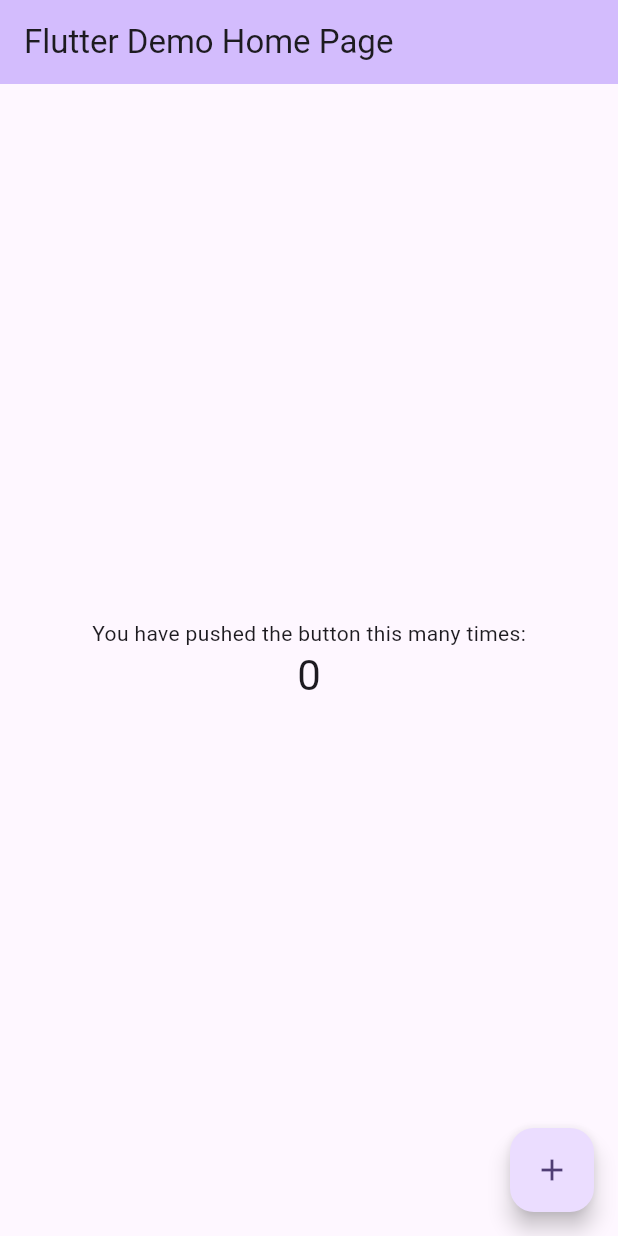
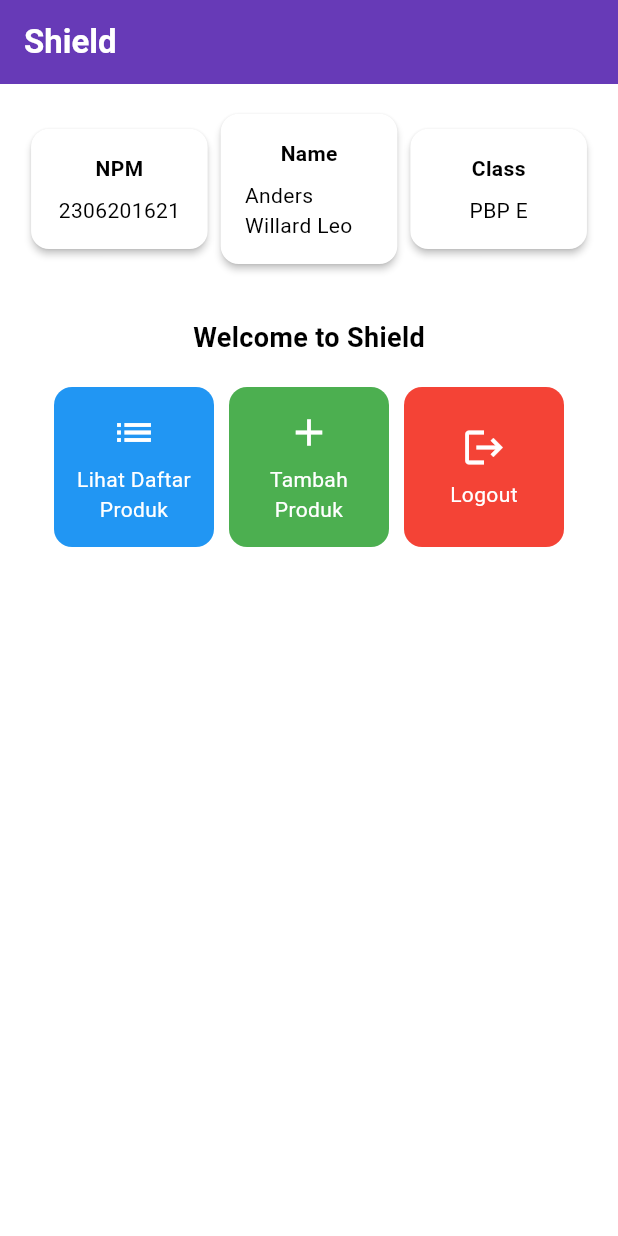
Before and after one commit to Anders35/shield-mobile, a Flutter app: the screen it shows after launch, on a phone screen of 412 x 824 dp. Run offline on Flutter 3.47's test engine with Material 3 defaults, Android fonts, the phone set to English and light mode, and no system bars.

Commit message:
implementasi main dan menu

```diff
--- a/lib/main.dart
+++ b/lib/main.dart
@@ -1,4 +1,5 @@
 import 'package:flutter/material.dart';
+import 'package:shield_mobile/menu.dart';
 
 void main() {
   runApp(const MyApp());
@@ -28,98 +29,12 @@
         //
         // This works for code too, not just values: Most code changes can be
         // tested with just a hot reload.
-        colorScheme: ColorScheme.fromSeed(seedColor: Colors.deepPurple),
+        colorScheme: ColorScheme.fromSwatch(
+              primarySwatch: Colors.deepPurple,
+        ).copyWith(secondary: Colors.deepPurple[400]),
         useMaterial3: true,
       ),
-      home: const MyHomePage(title: 'Flutter Demo Home Page'),
+      home: MyHomePage(),
     );
   }
 }
-
-class MyHomePage extends StatefulWidget {
-  const MyHomePage({super.key, required this.title});
-
-  // This widget is the home page of your application. It is stateful, meaning
-  // that it has a State object (defined below) that contains fields that affect
-  // how it looks.
-
-  // This class is the configuration for the state. It holds the values (in this
-  // case the title) provided by the parent (in this case the App widget) and
-  // used by the build method of the State. Fields in a Widget subclass are
-  // always marked "final".
-
-  final String title;
-
-  @override
-  State<MyHomePage> createState() => _MyHomePageState();
-}
-
-class _MyHomePageState extends State<MyHomePage> {
-  int _counter = 0;
-
-  void _incrementCounter() {
-    setState(() {
-      // This call to setState tells the Flutter framework that something has
-      // changed in this State, which causes it to rerun the build method below
-      // so that the display can reflect the updated values. If we changed
-      // _counter without calling setState(), then the build method would not be
-      // called again, and so nothing would appear to happen.
-      _counter++;
-    });
-  }
-
-  @override
-  Widget build(BuildContext context) {
-    // This method is rerun every time setState is called, for instance as done
-    // by the _incrementCounter method above.
-    //
-    // The Flutter framework has been optimized to make rerunning build methods
-    // fast, so that you can just rebuild anything that needs updating rather
-    // than having to individually change instances of widgets.
-    return Scaffold(
-      appBar: AppBar(
-        // TRY THIS: Try changing the color here to a specific color (to
-        // Colors.amber, perhaps?) and trigger a hot reload to see the AppBar
-        // change color while the other colors stay the same.
-        backgroundColor: Theme.of(context).colorScheme.inversePrimary,
-        // Here we take the value from the MyHomePage object that was created by
-        // the App.build method, and use it to set our appbar title.
-        title: Text(widget.title),
-      ),
-      body: Center(
-        // Center is a layout widget. It takes a single child and positions it
-        // in the middle of the parent.
-        child: Column(
-          // Column is also a layout widget. It takes a list of children and
-          // arranges them vertically. By default, it sizes itself to fit its
-          // children horizontally, and tries to be as tall as its parent.
-          //
-          // Column has various properties to control how it sizes itself and
-          // how it positions its children. Here we use mainAxisAlignment to
-          // center the children vertically; the main axis here is the vertical
-          // axis because Columns are vertical (the cross axis would be
-          // horizontal).
-          //
-          // TRY THIS: Invoke "debug painting" (choose the "Toggle Debug Paint"
-          // action in the IDE, or press "p" in the console), to see the
-          // wireframe for each widget.
-          mainAxisAlignment: MainAxisAlignment.center,
-          children: <Widget>[
-            const Text(
-              'You have pushed the button this many times:',
-            ),
-            Text(
-              '$_counter',
-              style: Theme.of(context).textTheme.headlineMedium,
-            ),
-          ],
-        ),
-      ),
-      floatingActionButton: FloatingActionButton(
-        onPressed: _incrementCounter,
-        tooltip: 'Increment',
-        child: const Icon(Icons.add),
-      ), // This trailing comma makes auto-formatting nicer for build methods.
-    );
-  }
-}
--- /dev/null
+++ b/lib/menu.dart
@@ -0,0 +1,187 @@
+import 'package:flutter/material.dart';
+
+class MyHomePage extends StatelessWidget {
+  final String npm = '2306201621'; // NPM
+  final String name = 'Anders Willard Leo'; // Nama
+  final String className = 'PBP E'; // Kelas
+  MyHomePage({super.key});
+
+  final List<ItemHomepage> items = [
+    ItemHomepage("Lihat Daftar Produk", Icons.list, Colors.blue),
+    ItemHomepage("Tambah Produk", Icons.add, Colors.green),
+    ItemHomepage("Logout", Icons.logout, Colors.red),
+  ];
+
+  @override
+  Widget build(BuildContext context) {
+    // Scaffold menyediakan struktur dasar halaman dengan AppBar dan body.
+    return Scaffold(
+      // AppBar adalah bagian atas halaman yang menampilkan judul.
+      appBar: AppBar(
+        // Judul aplikasi "Mental Health Tracker" dengan teks putih dan tebal.
+        title: const Text(
+          'Shield',
+          style: TextStyle(
+            color: Colors.white,
+            fontWeight: FontWeight.bold,
+          ),
+        ),
+        // Warna latar belakang AppBar diambil dari skema warna tema aplikasi.
+        backgroundColor: Theme.of(context).colorScheme.primary,
+      ),
+      // Body halaman dengan padding di sekelilingnya.
+      body: Padding(
+        padding: const EdgeInsets.all(16.0),
+        // Menyusun widget secara vertikal dalam sebuah kolom.
+        child: Column(
+          crossAxisAlignment: CrossAxisAlignment.center,
+          children: [
+            // Row untuk menampilkan 3 InfoCard secara horizontal.
+            Row(
+              mainAxisAlignment: MainAxisAlignment.spaceEvenly,
+              children: [
+                InfoCard(title: 'NPM', content: npm),
+                InfoCard(title: 'Name', content: name),
+                InfoCard(title: 'Class', content: className),
+              ],
+            ),
+
+            // Memberikan jarak vertikal 16 unit.
+            const SizedBox(height: 16.0),
+
+            // Menempatkan widget berikutnya di tengah halaman.
+            Center(
+              child: Column(
+                // Menyusun teks dan grid item secara vertikal.
+
+                children: [
+                  // Menampilkan teks sambutan dengan gaya tebal dan ukuran 18.
+                  const Padding(
+                    padding: EdgeInsets.only(top: 16.0),
+                    child: Text(
+                      'Welcome to Shield',
+                      style: TextStyle(
+                        fontWeight: FontWeight.bold,
+                        fontSize: 18.0,
+                      ),
+                    ),
+                  ),
+
+                  // Grid untuk menampilkan ItemCard dalam bentuk grid 3 kolom.
+                  GridView.count(
+                    primary: true,
+                    padding: const EdgeInsets.all(20),
+                    crossAxisSpacing: 10,
+                    mainAxisSpacing: 10,
+                    crossAxisCount: 3,
+                    // Agar grid menyesuaikan tinggi kontennya.
+                    shrinkWrap: true,
+
+                    // Menampilkan ItemCard untuk setiap item dalam list items.
+                    children: items.map((ItemHomepage item) {
+                      return ItemCard(item);
+                    }).toList(),
+                  ),
+                ],
+              ),
+            ),
+          ],
+        ),
+      ),
+    );
+  }
+}
+
+class InfoCard extends StatelessWidget {
+  // Kartu informasi yang menampilkan title dan content.
+
+  final String title;  // Judul kartu.
+  final String content;  // Isi kartu.
+
+  const InfoCard({super.key, required this.title, required this.content});
+
+  @override
+  Widget build(BuildContext context) {
+    return Card(
+      // Membuat kotak kartu dengan bayangan dibawahnya.
+      elevation: 2.0,
+      child: Container(
+        // Mengatur ukuran dan jarak di dalam kartu.
+        width: MediaQuery.of(context).size.width / 3.5, // menyesuaikan dengan lebar device yang digunakan.
+        padding: const EdgeInsets.all(16.0),
+        // Menyusun title dan content secara vertikal.
+        child: Column(
+          children: [
+            Text(
+              title,
+              style: const TextStyle(fontWeight: FontWeight.bold),
+            ),
+            const SizedBox(height: 8.0),
+            Text(content),
+          ],
+        ),
+      ),
+    );
+  }
+}
+
+class ItemCard extends StatelessWidget {
+  // Menampilkan kartu dengan ikon dan nama.
+
+  final ItemHomepage item;
+
+  const ItemCard(this.item, {super.key});
+
+  @override
+  Widget build(BuildContext context) {
+    return Material(
+      // Menentukan warna latar belakang dari tema aplikasi.
+      color: item.color,
+      // Membuat sudut kartu melengkung.
+      borderRadius: BorderRadius.circular(12),
+
+      child: InkWell(
+        // Aksi ketika kartu ditekan.
+        onTap: () {
+          // Menampilkan pesan SnackBar saat kartu ditekan.
+          ScaffoldMessenger.of(context)
+            ..hideCurrentSnackBar()
+            ..showSnackBar(
+              SnackBar(content: Text("Kamu telah menekan tombol ${item.name}"))
+            );
+        },
+        // Container untuk menyimpan Icon dan Text
+        child: Container(
+          padding: const EdgeInsets.all(8),
+          child: Center(
+            child: Column(
+              // Menyusun ikon dan teks di tengah kartu.
+              mainAxisAlignment: MainAxisAlignment.center,
+              children: [
+                Icon(
+                  item.icon,
+                  color: Colors.white,
+                  size: 30.0,
+                ),
+                const Padding(padding: EdgeInsets.all(3)),
+                Text(
+                  item.name,
+                  textAlign: TextAlign.center,
+                  style: const TextStyle(color: Colors.white),
+                ),
+              ],
+            ),
+          ),
+        ),
+      ),
+    );
+  }
+}
+
+class ItemHomepage {
+  final String name;
+  final IconData icon;
+  final Color color;
+
+  ItemHomepage(this.name, this.icon, this.color);
+}
```
